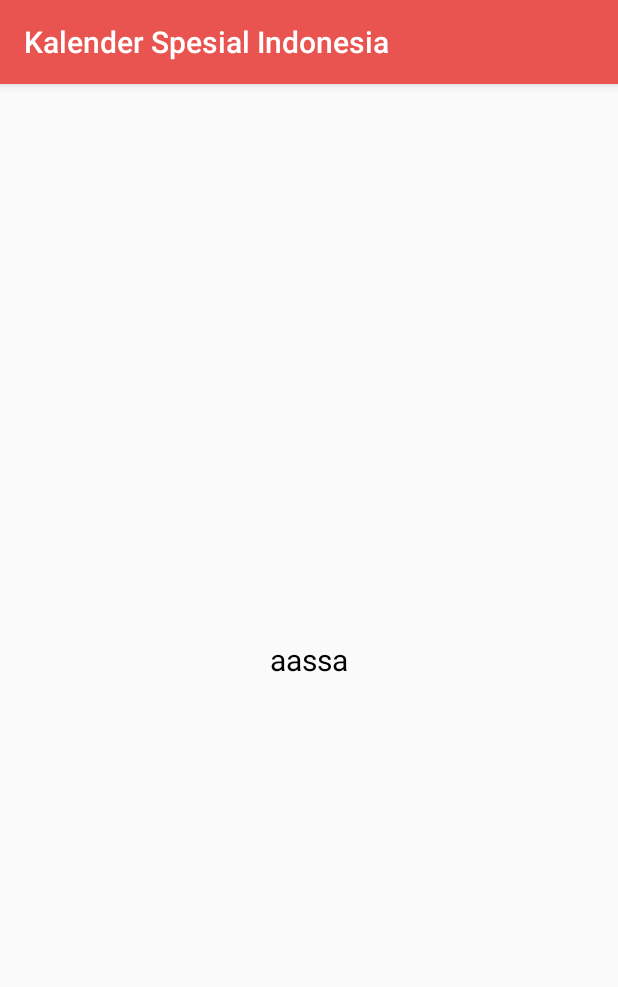
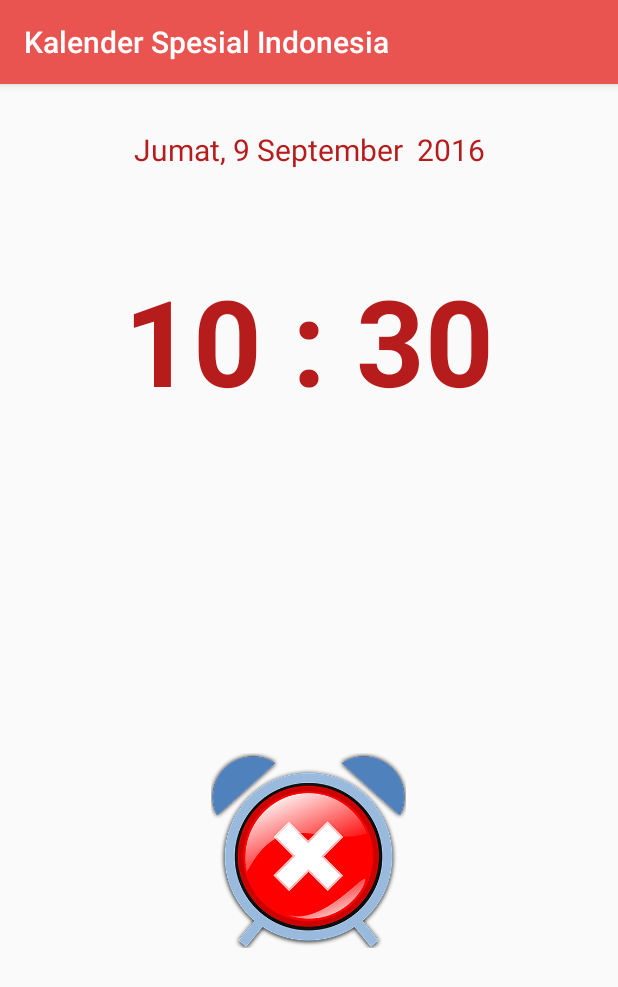
Before and after one commit to nAkhmedov/CalendarEx, an Android app: the LockScreenActivity screen opened directly, with no data from a screen before it, on a phone screen of 412 x 824 dp. Shown: the top 987 px of the screen. Run offline under Robolectric (Android 15) with nearby library versions, the phone set to English and light mode, and no system bars.

Commit message:
fix daily repeat alarm

```diff
--- a/app/src/main/java/com/calendaridex/activity/LockScreenActivity.java
+++ b/app/src/main/java/com/calendaridex/activity/LockScreenActivity.java
@@ -1,16 +1,26 @@
 package com.calendaridex.activity;
 
+import android.content.Intent;
 import android.os.Bundle;
+import android.view.View;
 import android.view.WindowManager;
+import android.widget.ImageView;
 import android.widget.TextView;
 
 import com.calendaridex.R;
-import com.calendaridex.constants.ExtraNames;
+import com.calendaridex.constants.ActionNames;
+import com.calendaridex.constants.ContextConstants;
+import com.calendaridex.util.AndroidUtil;
+
+import java.text.SimpleDateFormat;
+import java.util.Calendar;
 
 /**
  * Created by navruz on 9/8/16.
  */
 public class LockScreenActivity extends BaseCEActivity {
+
+    private SimpleDateFormat dateFormat = new SimpleDateFormat("EEEE, d MMMM  yyyy", ContextConstants.currentCountry);
 
     @Override
     protected void onCreate(Bundle savedInstanceState) {
@@ -20,12 +30,33 @@ public class LockScreenActivity extends BaseCEActivity {
                 WindowManager.LayoutParams.FLAG_DISMISS_KEYGUARD|
                 WindowManager.LayoutParams.FLAG_SHOW_WHEN_LOCKED|
                 WindowManager.LayoutParams.FLAG_TURN_SCREEN_ON);
+
         setContentView(R.layout.lock_sceen);
 
-        Bundle bundle = getIntent().getExtras();
-        if (bundle != null) {
-            String message = bundle.getString(ExtraNames.ALARM_MESSAGE);
-            ((TextView) findViewById(R.id.alarm_txt)).setText(message);
+        ((TextView) findViewById(R.id.lock_date)).setText(dateFormat.format(AndroidUtil.getCurrentDate()));
+        Calendar cal = Calendar.getInstance();
+        int selectedHour = cal.get(Calendar.HOUR_OF_DAY);
+        int selectedMinute = cal.get(Calendar.MINUTE);
+        String hours = selectedHour + "";
+        String minutes = selectedMinute + "";
+        if(selectedHour < 10) {
+            hours = "0"+ selectedHour;
         }
+        if(selectedMinute < 10)
+            minutes = "0"+selectedMinute;
+
+        ((TextView) findViewById(R.id.alarm_time)).setText(hours + " : " + minutes);
+        ImageView dismissAlarmView = (ImageView) findViewById(R.id.lock_dismiss_alarm);
+        dismissAlarmView.setOnClickListener(new View.OnClickListener() {
+            @Override
+            public void onClick(View v) {
+                sendBroadcast(new Intent(ActionNames.ACTION_DISMISS));
+                Intent reLaunchMain = new Intent(LockScreenActivity.this, MainActivity.class);
+                reLaunchMain.addFlags(Intent.FLAG_ACTIVITY_CLEAR_TOP);
+                startActivity(reLaunchMain);
+
+                finish();
+            }
+        });
     }
 }
--- a/app/src/main/java/com/calendaridex/adapter/EditEventAdapter.java
+++ b/app/src/main/java/com/calendaridex/adapter/EditEventAdapter.java
@@ -253,15 +253,15 @@ public class EditEventAdapter extends RecyclerView.Adapter<EditEventAdapter.View
                 break;
             }
             case 1: {
-                am.setRepeating(AlarmManager.ELAPSED_REALTIME, alarmCalendar.getTimeInMillis(), AlarmManager.INTERVAL_DAY, pendingIntent);
+                am.setRepeating(AlarmManager.RTC_WAKEUP, alarmCalendar.getTimeInMillis(), AlarmManager.INTERVAL_DAY, pendingIntent);
                 break;
             }
             case 2: {
-                am.setRepeating(AlarmManager.ELAPSED_REALTIME, alarmCalendar.getTimeInMillis(), AlarmManager.INTERVAL_DAY * 30, pendingIntent);
+                am.setRepeating(AlarmManager.RTC_WAKEUP, alarmCalendar.getTimeInMillis(), AlarmManager.INTERVAL_DAY * 30, pendingIntent);
                 break;
             }
             case 3: {
-                am.setRepeating(AlarmManager.ELAPSED_REALTIME, alarmCalendar.getTimeInMillis(), AlarmManager.INTERVAL_DAY * 365, pendingIntent);
+                am.setRepeating(AlarmManager.RTC_WAKEUP, alarmCalendar.getTimeInMillis(), AlarmManager.INTERVAL_DAY * 365, pendingIntent);
                 break;
             }
         }
--- a/app/src/main/java/com/calendaridex/constants/ContextConstants.java
+++ b/app/src/main/java/com/calendaridex/constants/ContextConstants.java
@@ -10,7 +10,7 @@ import java.util.Locale;
 public class ContextConstants {
 
     public static final String APP_URL = "http://app.aksanetworks.com/www/api/";
-    public static final int UPDATE_PERIOD = 3;
+    public static final int UPDATE_PERIOD = 2;
 
 //    public static final Locale Indonesia = new Locale("in", "ID");
 //    public static final Locale France = new Locale("fr", "FR");
--- a/app/src/main/java/com/calendaridex/receiver/AlarmReceiver.java
+++ b/app/src/main/java/com/calendaridex/receiver/AlarmReceiver.java
@@ -20,7 +20,6 @@ public class AlarmReceiver extends BroadcastReceiver {
             alarmServiceIntent.putExtra(ExtraNames.ALARM_MESSAGE, intent.getExtras().getString(ExtraNames.ALARM_MESSAGE));
             context.startService(alarmServiceIntent);
             Intent lockScreenIntent = new Intent(context, LockScreenActivity.class);
-            lockScreenIntent.putExtra(ExtraNames.ALARM_MESSAGE, intent.getExtras().getString(ExtraNames.ALARM_MESSAGE));
             lockScreenIntent.setFlags(Intent.FLAG_ACTIVITY_NEW_TASK);
             context.startActivity(lockScreenIntent);
         } catch (Exception e) {
--- a/app/src/main/java/com/calendaridex/util/AndroidUtil.java
+++ b/app/src/main/java/com/calendaridex/util/AndroidUtil.java
@@ -77,13 +77,11 @@ public class AndroidUtil {
     }
 
     public static Calendar getAlarmTime(Event userEvent) {
-        Calendar alarmCalendar = Calendar.getInstance();
-        alarmCalendar.setTime(userEvent.getStartDate());
-        alarmCalendar.set(Calendar.MILLISECOND, 0);
-        alarmCalendar.set(Calendar.SECOND, 0);
         String[] hours = userEvent.getAlarmTime().split(":");
         int hour = Integer.parseInt(hours[0]);
         int minute = Integer.parseInt(hours[1]);
+        Calendar alarmCalendar = Calendar.getInstance();
+        alarmCalendar.setTimeInMillis(System.currentTimeMillis());
         alarmCalendar.set(Calendar.HOUR_OF_DAY, hour);
         alarmCalendar.set(Calendar.MINUTE, minute);
         long currentTime = Calendar.getInstance().getTimeInMillis();
--- a/app/src/main/res/layout/lock_sceen.xml
+++ b/app/src/main/res/layout/lock_sceen.xml
@@ -5,20 +5,35 @@
               android:layout_height="match_parent">
 
     <TextView
-        android:id="@+id/alarm_txt"
+        android:id="@+id/lock_date"
         android:layout_width="match_parent"
         android:layout_height="wrap_content"
-        android:text="aassa"
+        android:padding="30dp"
         android:textSize="20sp"
-        android:layout_centerInParent="true"
         android:textAlignment="center"
-        android:textColor="@color/black"/>
+        android:textColor="@color/colorPrimaryDark"/>
 
-    <!--<ImageView-->
-        <!--android:layout_width="wrap_content"-->
-        <!--android:layout_height="wrap_content"-->
-        <!--android:src="@android:drawable/ic_menu_close_clear_cancel"-->
-        <!--android:layout_alignParentBottom="true"-->
-        <!--android:layout_centerInParent="true"/>-->
+    <TextView
+        android:id="@+id/alarm_time"
+        android:layout_below="@id/lock_date"
+        android:layout_width="match_parent"
+        android:layout_height="wrap_content"
+        android:text="11:23"
+        android:padding="30dp"
+        android:textSize="80sp"
+        android:textAlignment="center"
+        android:textStyle="bold"
+        android:textColor="@color/colorPrimaryDark"/>
+
+    <ImageView
+        android:id="@+id/lock_dismiss_alarm"
+        android:layout_below="@id/alarm_time"
+        android:layout_width="150dp"
+        android:layout_height="150dp"
+        android:scaleType="fitCenter"
+        android:padding="10dp"
+        android:src="@mipmap/lock_dismiss_btn"
+        android:layout_alignParentBottom="true"
+        android:layout_centerInParent="true"/>
 
 </RelativeLayout>
```
Also changed, not shown: app/src/main/java/com/calendaridex/activity/MainActivity.java (+8 -5 lines), app/src/main/res/mipmap-hdpi/lock_dismiss_btn.png (added).
